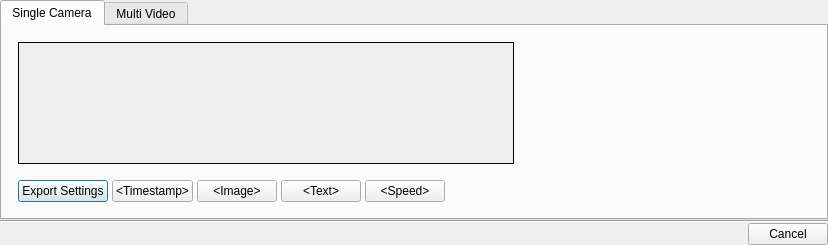
First picture: the form in client/nx_client_desktop/src/nx/client/desktop/export/dialogs/export_settings_dialog.ui, repository networkoptix/nx_open, before the edit.
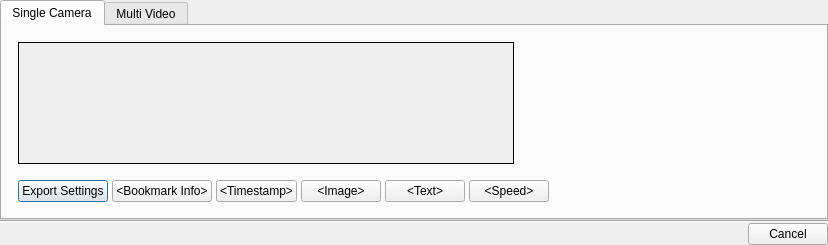
Second picture: the form after the edit. The open tabs and pages were chosen to show the change. Custom widgets are drawn as their Qt base class.

The edit to the form file:
```diff
--- a/client/nx_client_desktop/src/nx/client/desktop/export/dialogs/export_settings_dialog.ui
+++ b/client/nx_client_desktop/src/nx/client/desktop/export/dialogs/export_settings_dialog.ui
@@ -162,6 +162,13 @@
             </property>
            </widget>
           </item>
+          <item>
+           <widget class="nx::client::desktop::ui::SelectableTextButton" name="bookmarkButton">
+            <property name="text">
+             <string notr="true">&lt;Bookmark Info&gt;</string>
+            </property>
+           </widget>
+          </item>
           <item>
            <widget class="QWidget" name="overlayButtonsWidget" native="true">
             <layout class="QHBoxLayout" name="horizontalLayout_3">
@@ -491,6 +498,12 @@
    <header location="global">ui/widgets/resource_preview_widget.h</header>
    <container>1</container>
   </customwidget>
+  <customwidget>
+   <class>nx::client::desktop::ui::BookmarkOverlaySettingsWidget</class>
+   <extends>QWidget</extends>
+   <header location="global">nx/client/desktop/export/widgets/bookmark_overlay_settings_widget.h</header>
+   <container>1</container>
+  </customwidget>
  </customwidgets>
  <resources/>
  <connections/>
```
Left out of the diff: 1 changed line with no effect on the pictures.
